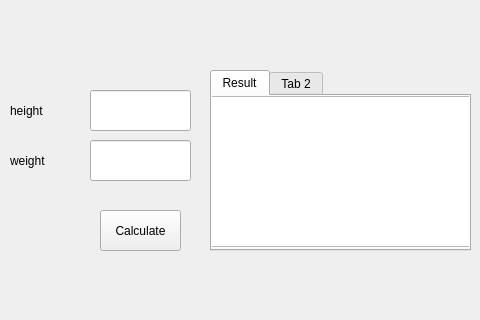
Qt form form.ui (best-projects/idealWeight) before a commit; both pictures show x 0 to 480 and y 0 to 320 of the 800 by 600 pixel window.
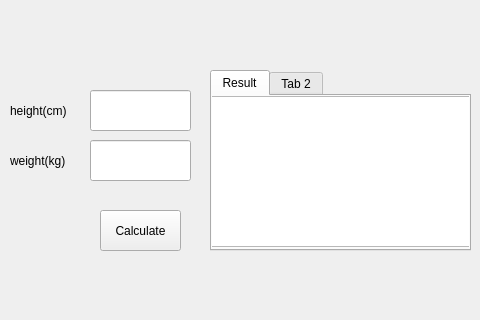
The same form after that commit.

The edit to the form file:
```diff
--- a/form.ui
+++ b/form.ui
@@ -45,12 +45,12 @@
      <rect>
       <x>10</x>
       <y>90</y>
-      <width>67</width>
+      <width>81</width>
       <height>41</height>
      </rect>
     </property>
     <property name="text">
-     <string>height</string>
+     <string>height(cm)</string>
     </property>
    </widget>
    <widget class="QLabel" name="label_2">
@@ -58,12 +58,12 @@
      <rect>
       <x>10</x>
       <y>140</y>
-      <width>67</width>
+      <width>81</width>
       <height>41</height>
      </rect>
     </property>
     <property name="text">
-     <string>weight</string>
+     <string>weight(kg)</string>
     </property>
    </widget>
    <widget class="QPushButton" name="Calculate">
```
Left out of the diff: 2 changed lines with no effect on the pictures.
